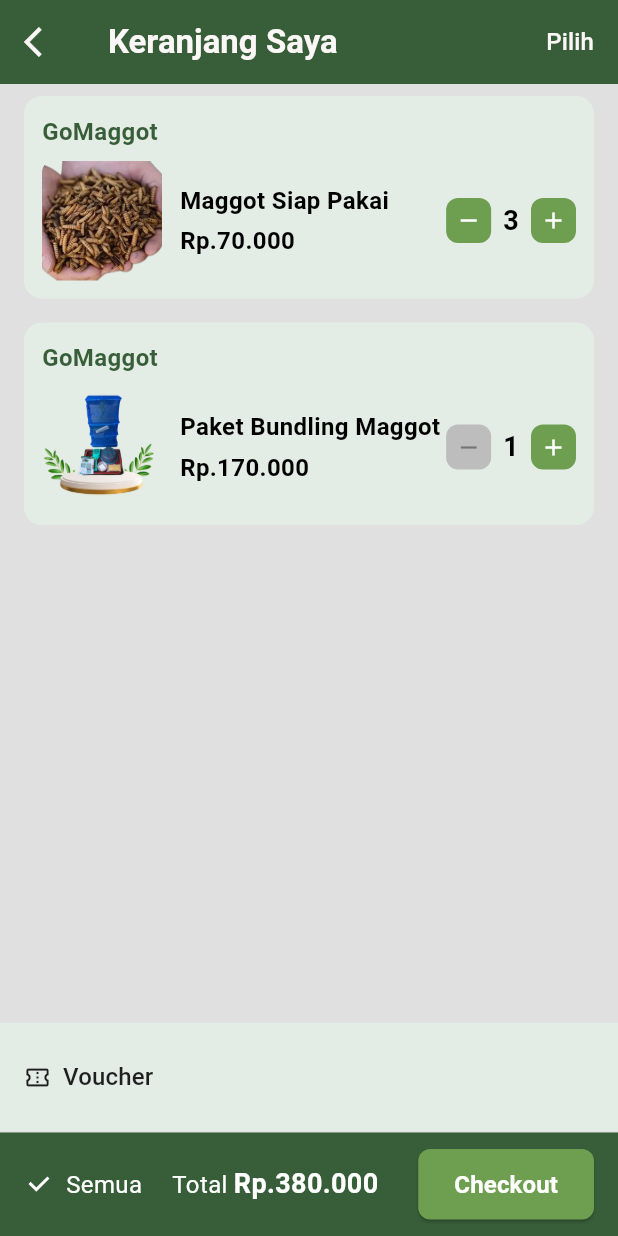
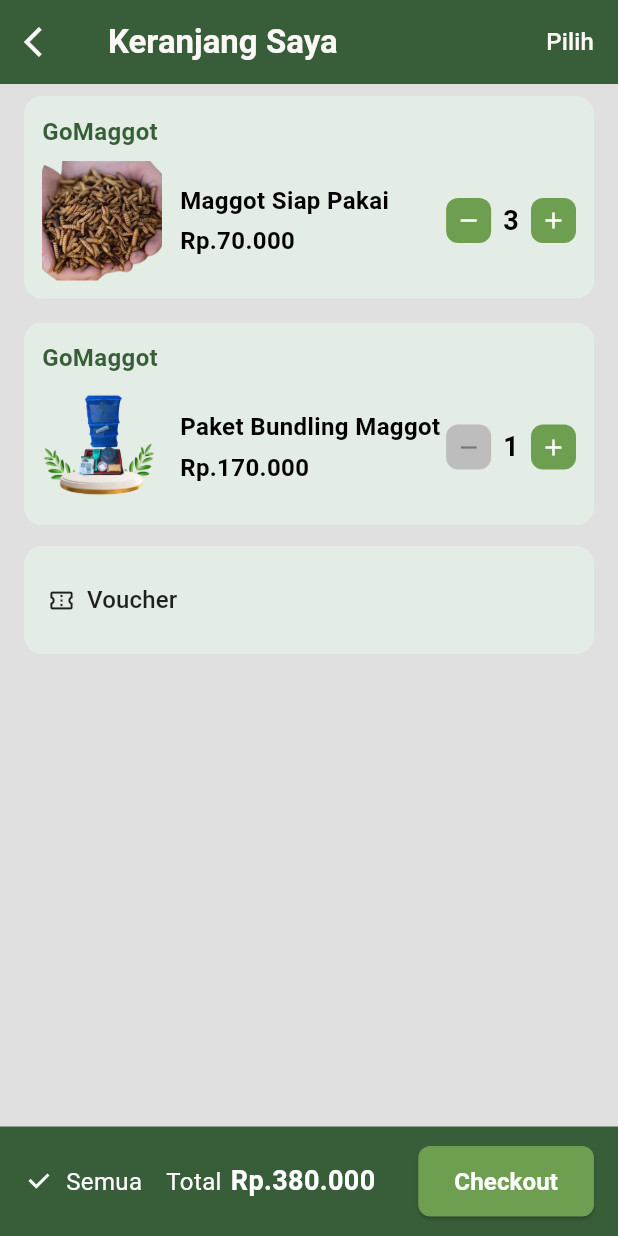
Before and after one commit to ameliawaruwu/Go-Maggot-Flutter, a Flutter app: the CartScreen screen opened by its route, on a phone screen of 412 x 824 dp. Run offline on Flutter 3.47's test engine with Material 3 defaults, Android fonts, the phone set to English and light mode, and no system bars.

Commit message:
checkout dan keranjangg donee

```diff
--- a/lib/keranjang.dart
+++ b/lib/keranjang.dart
@@ -1,8 +1,5 @@
 import 'package:flutter/material.dart';
-import 'main.dart'; // Import ini tetap dipertahankan
-
-// Asumsi 'PaymentRoute' didefinisikan di main.dart, jika tidak, tambahkan di sini
-const String PaymentRoute = '/payment';
+import 'checkout_page.dart';
 
 // Konstanta Warna
 const Color primaryDarkGreen = Color(0xFF385E39);
@@ -13,8 +10,8 @@ const Color primaryTextColor = Color.fromARGB(255, 252, 247, 247);
 // --- MODEL DATA UNTUK KERANJANG ---
 class CartItem {
   final String title;
-  final int unitPrice; // Harga dalam integer untuk perhitungan mudah
-  int quantity; // Quantity harus mutable
+  final int unitPrice;
+  int quantity;
   final Widget imagePlaceholder;
 
   CartItem({
@@ -24,12 +21,9 @@ class CartItem {
     required this.imagePlaceholder,
   });
 
-  // Getter untuk total harga per item
   int get subtotal => unitPrice * quantity;
 }
 
-
-// --- UBAH DARI StatelessWidget KE StatefulWidget ---
 class CartScreen extends StatefulWidget {
   const CartScreen({super.key});
 
@@ -38,8 +32,6 @@ class CartScreen extends StatefulWidget {
 }
 
 class _CartScreenState extends State<CartScreen> {
-
-  // Data Keranjang Sementara (Dapat dipindahkan ke State Management di aplikasi nyata)
   final List<CartItem> _cartItems = [
     CartItem(
       title: 'Maggot Siap Pakai',
@@ -65,38 +57,26 @@ class _CartScreenState extends State<CartScreen> {
     ),
   ];
 
-  // --- FUNGSI LOGIKA PERHITUNGAN TOTAL ---
-  int get _totalPrice {
-    return _cartItems.fold(0, (sum, item) => sum + item.subtotal);
-  }
+  int get _totalPrice => _cartItems.fold(0, (sum, item) => sum + item.subtotal);
 
   String _formatPrice(int price) {
-    // Fungsi sederhana untuk memformat harga menjadi Rp.X.XXX
-    // Untuk formatting yang lebih canggih, gunakan paket intl.
-    String priceStr = price.toString();
+    final priceStr = price.toString();
     String result = '';
     int count = 0;
     for (int i = priceStr.length - 1; i >= 0; i--) {
       result = priceStr[i] + result;
       count++;
-      if (count % 3 == 0 && i != 0) {
-        result = '.' + result;
-      }
+      if (count % 3 == 0 && i != 0) result = '.$result';
     }
     return 'Rp.$result';
   }
 
-  // --- LOGIKA UBAH KUANTITAS ---
   void _updateQuantity(CartItem item, int change) {
     setState(() {
       item.quantity += change;
-      if (item.quantity <= 0) {
-        // Hapus item jika kuantitasnya 0 atau kurang (opsional)
-        _cartItems.remove(item);
-      }
+      if (item.quantity <= 0) _cartItems.remove(item);
     });
   }
-
 
   @override
   Widget build(BuildContext context) {
@@ -108,9 +88,7 @@ class _CartScreenState extends State<CartScreen> {
         automaticallyImplyLeading: false,
         leading: IconButton(
           icon: const Icon(Icons.arrow_back_ios, color: primaryTextColor),
-          onPressed: () {
-            Navigator.pop(context);
-          },
+          onPressed: () => Navigator.pop(context),
         ),
         title: const Text(
           'Keranjang Saya',
@@ -127,38 +105,37 @@ class _CartScreenState extends State<CartScreen> {
         ],
       ),
 
+      // BODY (tanpa footer di dalam Column lagi)
       body: Container(
         color: const Color(0xFFE0E0E0),
-        child: Column(
-          children: <Widget>[
-            // DAFTAR PRODUK
-            Expanded(
-              child: ListView.builder(
+        child: ListView(
           padding: const EdgeInsets.symmetric(vertical: 8.0, horizontal: 16.0),
-                itemCount: _cartItems.length,
-                itemBuilder: (context, index) {
+          children: [
+            // daftar produk
+            ..._cartItems.asMap().entries.map((entry) {
+              final index = entry.key;
+              final item = entry.value;
               return Padding(
                 padding: index == 0 ? EdgeInsets.zero : const EdgeInsets.only(top: 16.0),
-                    child: _buildCartItemCard(_cartItems[index]),
+                child: _buildCartItemCard(item),
               );
-                },
+            }),
+
+            const SizedBox(height: 14),
+
+            // voucher
+            _buildVoucherSection(),
+
+            const SizedBox(height: 90), // kasih ruang biar ga ketutup footer
+          ],
         ),
       ),
 
-            const SizedBox(height: 10),
-
-            // VOUCHER
-            _buildVoucherSection(),
-
-            // FOOTER CHECKOUT
-            _buildCheckoutFooter(context),
-          ],
-        ),
-      ),
+      // FOOTER checkout dipindah ke sini -> tombol jadi pasti bisa ditekan
+      bottomNavigationBar: _buildCheckoutFooter(context),
     );
   }
 
-  // Widget untuk setiap item di keranjang (Menerima objek CartItem)
   Widget _buildCartItemCard(CartItem item) {
     return Card(
       color: lightCardGreen,
@@ -179,57 +156,45 @@ class _CartScreenState extends State<CartScreen> {
               ),
             ),
             const SizedBox(height: 8.0),
-
-            // Detail Produk
             Row(
               children: <Widget>[
-                // Gambar Produk
                 ClipRRect(
                   borderRadius: BorderRadius.circular(8.0),
                   child: item.imagePlaceholder,
                 ),
                 const SizedBox(width: 12.0),
-
-                // Deskripsi & Harga
                 Expanded(
                   child: Column(
                     crossAxisAlignment: CrossAxisAlignment.start,
                     children: <Widget>[
                       Text(
                         item.title,
-                        style: const TextStyle(
-                            fontWeight: FontWeight.w600, fontSize: 16),
+                        style: const TextStyle(fontWeight: FontWeight.w600, fontSize: 16),
                         maxLines: 2,
                         overflow: TextOverflow.ellipsis,
                       ),
                       const SizedBox(height: 4.0),
                       Text(
-                        _formatPrice(item.unitPrice), // Tampilkan harga satuan
-                        style: const TextStyle(
-                            fontWeight: FontWeight.bold, fontSize: 16),
+                        _formatPrice(item.unitPrice),
+                        style: const TextStyle(fontWeight: FontWeight.bold, fontSize: 16),
                       ),
                     ],
                   ),
                 ),
-
-                // Tombol +/- dan Jumlah (INTERAKTIF)
                 Row(
                   children: [
-                    // Tombol Kurang (-)
                     _buildQuantityButton(
                       Icons.remove,
                       onPressed: () => _updateQuantity(item, -1),
-                      isInactive: item.quantity <= 1, // Nonaktif jika kuantitas 1
+                      isInactive: item.quantity <= 1,
                     ),
                     Padding(
                       padding: const EdgeInsets.symmetric(horizontal: 8.0),
                       child: Text(
-                        '${item.quantity}', // Menggunakan kuantitas dari state
-                        style: const TextStyle(
-                            fontWeight: FontWeight.bold, fontSize: 18),
+                        '${item.quantity}',
+                        style: const TextStyle(fontWeight: FontWeight.bold, fontSize: 18),
                       ),
                     ),
-                    // Tombol Tambah (+)
                     _buildQuantityButton(
                       Icons.add,
                       onPressed: () => _updateQuantity(item, 1),
@@ -244,13 +209,15 @@ class _CartScreenState extends State<CartScreen> {
     );
   }
 
-  // Widget untuk tombol tambah/kurang jumlah
-  Widget _buildQuantityButton(IconData icon, {required VoidCallback onPressed, bool isInactive = false}) {
+  Widget _buildQuantityButton(
+    IconData icon, {
+    required VoidCallback onPressed,
+    bool isInactive = false,
+  }) {
     return Container(
       width: 30,
       height: 30,
       decoration: BoxDecoration(
-        // Warna abu-abu lebih gelap jika tidak aktif
         color: isInactive ? Colors.grey[400] : accentLightGreen,
         borderRadius: BorderRadius.circular(8),
       ),
@@ -258,20 +225,19 @@ class _CartScreenState extends State<CartScreen> {
         padding: EdgeInsets.zero,
         iconSize: 18,
         icon: Icon(icon, color: isInactive ? Colors.grey[600] : Colors.white),
-        // onPressed hanya dipanggil jika tidak inactive
         onPressed: isInactive ? null : onPressed,
       ),
     );
   }
 
-  // Widget untuk bagian Voucher (Tidak berubah)
   Widget _buildVoucherSection() {
     return Container(
-      margin: const EdgeInsets.only(top: 10.0, bottom: 0.0),
       padding: const EdgeInsets.symmetric(horizontal: 16.0, vertical: 12.0),
+      decoration: BoxDecoration(
         color: lightCardGreen,
+        borderRadius: BorderRadius.circular(12),
+      ),
       child: Row(
-        mainAxisAlignment: MainAxisAlignment.start,
         children: <Widget>[
           TextButton.icon(
             onPressed: () {},
@@ -284,88 +250,74 @@ class _CartScreenState extends State<CartScreen> {
                 fontWeight: FontWeight.w500,
               ),
             ),
-            style: TextButton.styleFrom(
-              padding: EdgeInsets.zero,
-            ),
+            style: TextButton.styleFrom(padding: EdgeInsets.zero),
           ),
         ],
       ),
     );
   }
 
-  // Widget untuk footer Checkout (Menampilkan Total Harga)
   Widget _buildCheckoutFooter(BuildContext context) {
     return Container(
-      height: 70,
+      height: 74,
       decoration: BoxDecoration(
         color: primaryDarkGreen,
-        border: Border(
-          top: BorderSide(color: Colors.grey[300]!, width: 1),
-        ),
+        border: Border(top: BorderSide(color: Colors.grey[300]!, width: 1)),
       ),
       padding: const EdgeInsets.symmetric(horizontal: 16.0),
+      child: SafeArea(
+        top: false,
         child: Row(
           children: <Widget>[
-          // Checkbox Semua & Teks Total
             Row(
               children: [
                 SizedBox(
                   width: 20,
                   height: 20,
                   child: Checkbox(
-                  value: true, // Diubah menjadi true untuk contoh
+                    value: true,
                     onChanged: (bool? value) {},
                     fillColor: WidgetStateProperty.all(primaryDarkGreen),
-                  side: const BorderSide(color: Colors.white, width: 2), // Tambah border putih
+                    side: const BorderSide(color: Colors.white, width: 2),
                   ),
                 ),
                 const SizedBox(width: 8.0),
-              const Text(
-                'Semua',
-                style: TextStyle(color: Colors.white, fontSize: 16),
-              ),
-              const SizedBox(width: 20.0),
-              const Text(
-                'Total',
-                style: TextStyle(color: Colors.white, fontSize: 16),
-              ),
-              const SizedBox(width: 4.0),
-              // MENAMPILKAN TOTAL HARGA DARI STATE
+                const Text('Semua', style: TextStyle(color: Colors.white, fontSize: 16)),
+                const SizedBox(width: 16.0),
+                const Text('Total', style: TextStyle(color: Colors.white, fontSize: 16)),
+                const SizedBox(width: 6.0),
                 Text(
                   _formatPrice(_totalPrice),
                   style: const TextStyle(
                     color: Colors.white,
                     fontSize: 18,
-                    fontWeight: FontWeight.bold),
-              ),
-            ],
-          ),
-
-          const Spacer(),
-
-          // Tombol Checkout
-          ElevatedButton(
-            onPressed: () {
-              Navigator.pushNamed(context, PaymentRoute);
-            },
-            style: ElevatedButton.styleFrom(
-              backgroundColor: accentLightGreen, // Warna Hijau Terang
-              padding: const EdgeInsets.symmetric(horizontal: 24.0, vertical: 12.0),
-              shape: RoundedRectangleBorder(
-                borderRadius: BorderRadius.circular(8.0),
-              ),
-            ),
-            child: const Text(
-              'Checkout',
-              style: TextStyle(
-                color: Colors.white,
                     fontWeight: FontWeight.bold,
-                fontSize: 16,
-              ),
                   ),
                 ),
               ],
             ),
+            const Spacer(),
+
+            ElevatedButton(
+              onPressed: () {
+                Navigator.push(
+                  context,
+                  MaterialPageRoute(builder: (_) => const CheckoutPage()),
+                );
+              },
+              style: ElevatedButton.styleFrom(
+                backgroundColor: accentLightGreen,
+                padding: const EdgeInsets.symmetric(horizontal: 24.0, vertical: 12.0),
+                shape: RoundedRectangleBorder(borderRadius: BorderRadius.circular(8.0)),
+              ),
+              child: const Text(
+                'Checkout',
+                style: TextStyle(color: Colors.white, fontWeight: FontWeight.bold, fontSize: 16),
+              ),
+            ),
+          ],
+        ),
+      ),
     );
   }
 }
```
Also changed, not shown: lib/checkout_page.dart (added, +195 -0 lines). Lines whose indentation alone changed are shown as unchanged.
